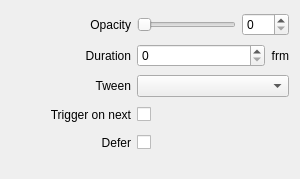
Qt form src/Widgets/Inspector/InspectorOpacityWidget.ui (CasparCG/client) before a commit.
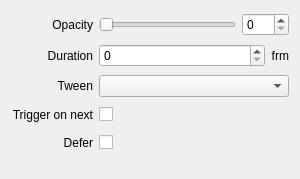
The same form after that commit.

Commit message: Remove minimumSize constraint from labels

```diff
--- a/src/Widgets/Inspector/InspectorOpacityWidget.ui
+++ b/src/Widgets/Inspector/InspectorOpacityWidget.ui
@@ -35,12 +35,6 @@
    </item>
    <item row="3" column="0">
     <widget class="QLabel" name="labelTriggerOnNext">
-     <property name="minimumSize">
-      <size>
-       <width>120</width>
-       <height>0</height>
-      </size>
-     </property>
      <property name="text">
       <string>Trigger on next</string>
      </property>
@@ -51,12 +45,6 @@
    </item>
    <item row="0" column="0">
     <widget class="QLabel" name="labelOpacity">
-     <property name="minimumSize">
-      <size>
-       <width>120</width>
-       <height>0</height>
-      </size>
-     </property>
      <property name="text">
       <string>Opacity</string>
      </property>
@@ -77,12 +65,6 @@
    </item>
    <item row="2" column="0">
     <widget class="QLabel" name="labelEasing">
-     <property name="minimumSize">
-      <size>
-       <width>120</width>
-       <height>0</height>
-      </size>
-     </property>
      <property name="text">
       <string>Tween</string>
      </property>
@@ -114,12 +96,6 @@
    </item>
    <item row="1" column="0">
     <widget class="QLabel" name="labelTransitionDuration">
-     <property name="minimumSize">
-      <size>
-       <width>120</width>
-       <height>0</height>
-      </size>
-     </property>
      <property name="text">
       <string>Duration</string>
      </property>
@@ -194,12 +170,6 @@
    </item>
    <item row="4" column="0">
     <widget class="QLabel" name="labelDefer">
-     <property name="minimumSize">
-      <size>
-       <width>120</width>
-       <height>0</height>
-      </size>
-     </property>
      <property name="text">
       <string>Defer</string>
      </property>
```
The commit also changes 53 other files.
